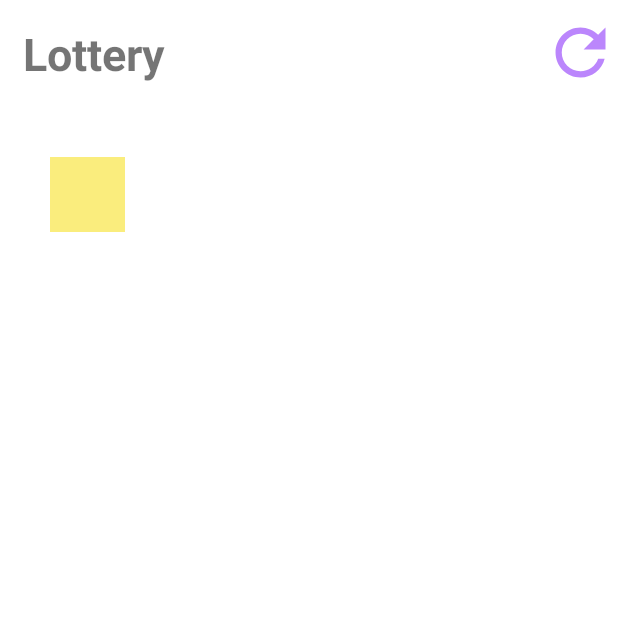
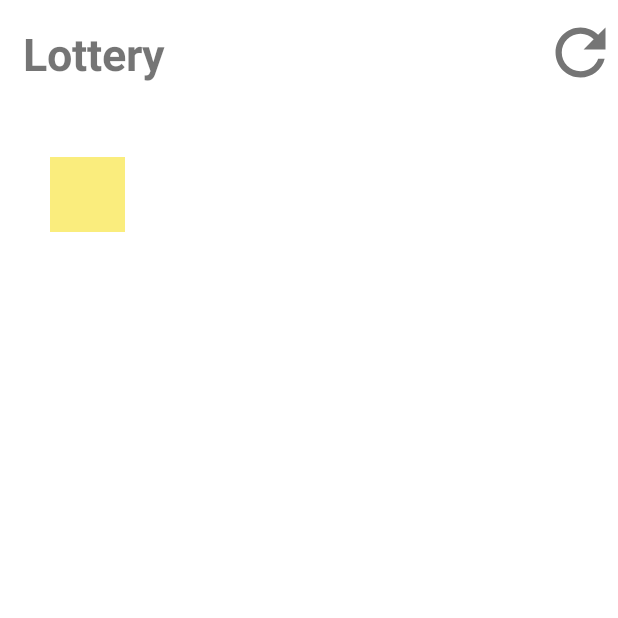
Before and after one commit to dewpe000/madcamp-Project-1, an Android app: the LotteryActivity screen opened directly, with no data from a screen before it, after a tap on "ADD", on a phone screen of 412 x 824 dp, the top half of it. Run offline under Robolectric (Android 15) with nearby library versions, the phone set to English and light mode, and no system bars.

Commit message:
edit color

```diff
--- a/app/src/main/java/com/example/project1/Tab3/Roulette/RouletteActivity.java
+++ b/app/src/main/java/com/example/project1/Tab3/Roulette/RouletteActivity.java
@@ -109,7 +109,9 @@ public class RouletteActivity extends AppCompatActivity {
         int blue = (int)(Math.random() * 100+155);
         int green = (int)(Math.random() * 100+155);
 
-        wheelItems.add(new WheelItem(Color.rgb(red, blue, green), bitmap, newitem));
+        int color = (int)(Math.random() * 100 + 80);
+
+        wheelItems.add(new WheelItem(Color.rgb(color, color, 255), bitmap, newitem));
 
         luckyWheel.addWheelItems(wheelItems);
     }
--- a/app/src/main/res/values/colors.xml
+++ b/app/src/main/res/values/colors.xml
@@ -7,4 +7,5 @@
     <color name="teal_700">#FF018786</color>
     <color name="black">#FF000000</color>
     <color name="white">#FFFFFFFF</color>
+    <color name="title">#FF757575</color>
 </resources>
--- a/app/src/main/res/values/themes.xml
+++ b/app/src/main/res/values/themes.xml
@@ -2,7 +2,7 @@
     <!-- Base application theme. -->
     <style name="Theme.MyApplication" parent="Theme.MaterialComponents.DayNight.DarkActionBar">
         <!-- Primary brand color. -->
-        <item name="colorPrimary">@color/purple_200</item>
+        <item name="colorPrimary">@color/title</item>
         <item name="colorPrimaryVariant">@color/white</item>
         <item name="colorOnPrimary">@color/white</item>
         <!-- Secondary brand color. -->
```
Also changed, not shown: app/src/main/res/layout/activity_roulette.xml (+5 -4 lines).
